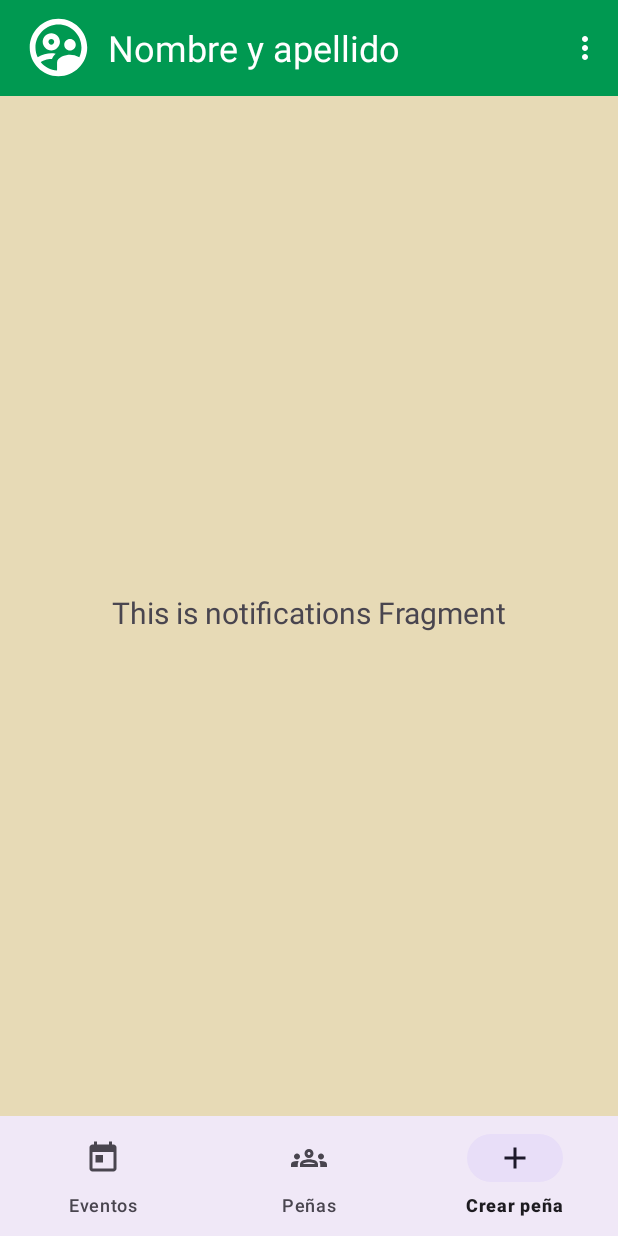
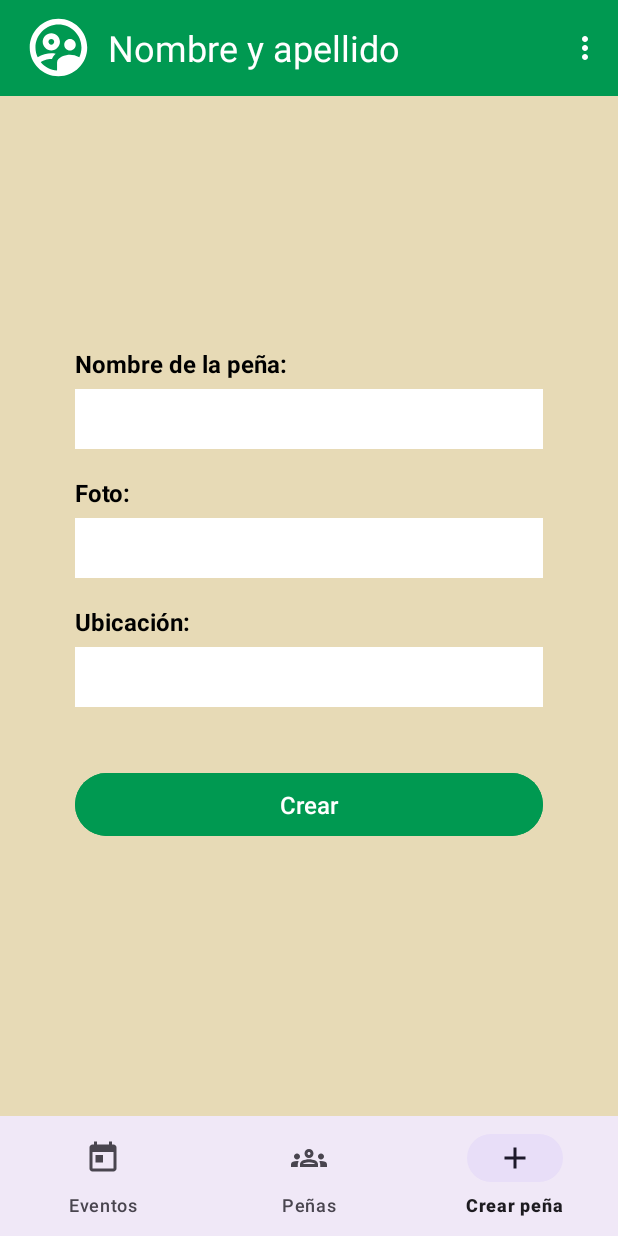
Before and after one commit to claudiaVelasco30/AsociacionPedrajeraDePenas, an Android app: the CrearFragment screen opened through its navigation route, on a phone screen of 412 x 824 dp. Run offline under Robolectric (Android 15) with nearby library versions, the phone set to English and light mode, and no system bars; our stand-ins replace Firebase (no records; nobody signed in at launch, a user with empty details on screens opened directly), navigation-ui.

Commit message:
Creada pantalla de administrador y layout pantalla crear peña

```diff
--- a/app/src/main/AndroidManifest.xml
+++ b/app/src/main/AndroidManifest.xml
@@ -12,6 +12,11 @@
         android:supportsRtl="true"
         android:theme="@style/Theme.AsociaciónPedrajeraDePeñas"
         tools:targetApi="31">
+        <activity
+            android:name=".PantallaAdministradorActivity"
+            android:exported="false"
+            android:label="@string/title_activity_pantalla_administrador"
+            android:theme="@style/Theme.AsociaciónPedrajeraDePeñas.NoActionBar" />
         <activity
             android:name=".PantallaPrincipalActivity"
             android:exported="false"
--- a/app/src/main/java/com/example/asociacionpedrajeradepenas/PantallaPrincipalActivity.kt
+++ b/app/src/main/java/com/example/asociacionpedrajeradepenas/PantallaPrincipalActivity.kt
@@ -4,7 +4,6 @@ import android.content.Intent
 import android.os.Bundle
 import android.view.Menu
 import android.view.MenuItem
-import androidx.activity.enableEdgeToEdge
 import com.google.android.material.bottomnavigation.BottomNavigationView
 import androidx.appcompat.app.AppCompatActivity
 import androidx.appcompat.widget.Toolbar
@@ -69,7 +68,7 @@ class PantallaPrincipalActivity : AppCompatActivity() {
         return when (item.itemId) {
             R.id.action_mapa -> {
                 // Abrir actividad de Mapa
-                //startActivity(Intent(this, MapaActivity::class.java))
+                startActivity(Intent(this, PantallaAdministradorActivity::class.java))
                 true
             }
             R.id.action_logout -> {
--- a/app/src/main/java/com/example/asociacionpedrajeradepenas/ui/crear/CrearFragment.kt
+++ b/app/src/main/java/com/example/asociacionpedrajeradepenas/ui/crear/CrearFragment.kt
@@ -28,10 +28,6 @@ class CrearFragment : Fragment() {
         _binding = FragmentCrearBinding.inflate(inflater, container, false)
         val root: View = binding.root
 
-        val textView: TextView = binding.textNotifications
-        notificationsViewModel.text.observe(viewLifecycleOwner) {
-            textView.text = it
-        }
         return root
     }
 
--- a/app/src/main/res/layout/activity_main.xml
+++ b/app/src/main/res/layout/activity_main.xml
@@ -42,7 +42,7 @@
             android:background="@color/white"
             android:backgroundTint="@color/white"
             android:ems="10"
-            android:inputType="text"
+            android:inputType="textEmailAddress"
             android:paddingStart="15dp"
             android:textColor="@color/black" />
 
--- a/app/src/main/res/layout/fragment_crear.xml
+++ b/app/src/main/res/layout/fragment_crear.xml
@@ -7,17 +7,87 @@
     android:background="@color/fondo1"
     tools:context=".ui.crear.CrearFragment">
 
-    <TextView
-        android:id="@+id/text_notifications"
+    <LinearLayout
         android:layout_width="match_parent"
         android:layout_height="wrap_content"
-        android:layout_marginStart="8dp"
-        android:layout_marginTop="8dp"
-        android:layout_marginEnd="8dp"
-        android:textAlignment="center"
-        android:textSize="20sp"
+        android:orientation="vertical"
+        android:padding="50dp"
         app:layout_constraintBottom_toBottomOf="parent"
         app:layout_constraintEnd_toEndOf="parent"
         app:layout_constraintStart_toStartOf="parent"
-        app:layout_constraintTop_toTopOf="parent" />
+        app:layout_constraintTop_toTopOf="parent">
+
+        <TextView
+            android:layout_width="wrap_content"
+            android:layout_height="wrap_content"
+            android:layout_marginBottom="6dp"
+            android:text="Nombre de la peña:"
+            android:textColor="@color/black"
+            android:textSize="16sp"
+            android:textStyle="bold" />
+
+        <EditText
+            android:id="@+id/editTextNombrePena"
+            android:layout_width="match_parent"
+            android:layout_height="40dp"
+            android:background="@color/white"
+            android:backgroundTint="@color/white"
+            android:ems="10"
+            android:inputType="text"
+            android:paddingStart="15dp"
+            android:textColor="@color/black" />
+
+        <TextView
+            android:layout_width="wrap_content"
+            android:layout_height="wrap_content"
+            android:layout_marginTop="18dp"
+            android:layout_marginBottom="6dp"
+            android:text="Foto:"
+            android:textColor="@color/black"
+            android:textSize="16sp"
+            android:textStyle="bold" />
+
+        <EditText
+            android:id="@+id/editTextFoto"
+            android:layout_width="match_parent"
+            android:layout_height="40dp"
+            android:background="@color/white"
+            android:backgroundTint="@color/white"
+            android:ems="10"
+            android:inputType="text"
+            android:paddingStart="15dp"
+            android:textColor="@color/black" />
+
+        <TextView
+            android:layout_width="wrap_content"
+            android:layout_height="wrap_content"
+            android:layout_marginTop="18dp"
+            android:layout_marginBottom="6dp"
+            android:text="Ubicación:"
+            android:textColor="@color/black"
+            android:textSize="16sp"
+            android:textStyle="bold" />
+
+        <EditText
+            android:id="@+id/editTextEmail"
+            android:layout_width="match_parent"
+            android:layout_height="40dp"
+            android:background="@color/white"
+            android:backgroundTint="@color/white"
+            android:ems="10"
+            android:inputType="textPostalAddress"
+            android:paddingStart="15dp"
+            android:textColor="@color/black" />
+
+        <Button
+            android:id="@+id/btnCrearPena"
+            android:layout_width="match_parent"
+            android:layout_height="50dp"
+            android:layout_marginTop="40dp"
+            android:layout_marginBottom="15dp"
+            android:backgroundTint="@color/verdePrincipal"
+            android:text="Crear"
+            android:textSize="16sp" />
+
+    </LinearLayout>
 </androidx.constraintlayout.widget.ConstraintLayout>
--- /dev/null
+++ b/app/src/main/res/values-land/dimens.xml
@@ -0,0 +1,3 @@
+<resources>
+    <dimen name="fab_margin">48dp</dimen>
+</resources>
--- /dev/null
+++ b/app/src/main/res/values-w1240dp/dimens.xml
@@ -0,0 +1,3 @@
+<resources>
+    <dimen name="fab_margin">200dp</dimen>
+</resources>
--- /dev/null
+++ b/app/src/main/res/values-w600dp/dimens.xml
@@ -0,0 +1,3 @@
+<resources>
+    <dimen name="fab_margin">48dp</dimen>
+</resources>
--- /dev/null
+++ b/app/src/main/res/values-w820dp/dimens.xml
@@ -0,0 +1,6 @@
+<resources>
+    <!-- Example customization of dimensions originally defined in res/values/dimens.xml
+         (such as screen margins) for screens with more than 820dp of available width. This
+         would include 7" and 10" devices in landscape (~960dp and ~1280dp respectively). -->
+    <dimen name="activity_horizontal_margin">64dp</dimen>
+</resources>
--- a/app/src/main/res/values/dimens.xml
+++ b/app/src/main/res/values/dimens.xml
@@ -2,4 +2,7 @@
     <!-- Default screen margins, per the Android Design guidelines. -->
     <dimen name="activity_horizontal_margin">16dp</dimen>
     <dimen name="activity_vertical_margin">16dp</dimen>
+    <dimen name="appbar_padding">16dp</dimen>
+    <dimen name="fab_margin">16dp</dimen>
+    <dimen name="appbar_padding_top">8dp</dimen>
 </resources>
--- a/app/src/main/res/values/strings.xml
+++ b/app/src/main/res/values/strings.xml
@@ -4,4 +4,7 @@
     <string name="title_home">Home</string>
     <string name="title_dashboard">Dashboard</string>
     <string name="title_notifications">Notifications</string>
+    <string name="title_activity_pantalla_administrador">pantallaAdministradorActivity</string>
+    <string name="tab_text_1">Tab 1</string>
+    <string name="tab_text_2">Tab 2</string>
 </resources>
--- a/app/src/main/res/values/themes.xml
+++ b/app/src/main/res/values/themes.xml
@@ -6,4 +6,13 @@
     </style>
 
     <style name="Theme.AsociaciónPedrajeraDePeñas" parent="Base.Theme.AsociaciónPedrajeraDePeñas" />
+
+    <style name="Theme.AsociaciónPedrajeraDePeñas.NoActionBar">
+        <item name="windowActionBar">false</item>
+        <item name="windowNoTitle">true</item>
+    </style>
+
+    <style name="Theme.AsociaciónPedrajeraDePeñas.AppBarOverlay" parent="ThemeOverlay.AppCompat.Dark.ActionBar" />
+
+    <style name="Theme.AsociaciónPedrajeraDePeñas.PopupOverlay" parent="ThemeOverlay.AppCompat.Light" />
 </resources>
```
Also changed, not shown: app/src/main/java/com/example/asociacionpedrajeradepenas/PantallaAdministradorActivity.kt (added, +27 -0 lines), app/src/main/java/com/example/asociacionpedrajeradepenas/ui/main/PageViewModel.kt (added, +19 -0 lines), app/src/main/java/com/example/asociacionpedrajeradepenas/ui/main/PlaceholderFragment.kt (added, +73 -0 lines), app/src/main/java/com/example/asociacionpedrajeradepenas/ui/main/SectionsPagerAdapter.kt (added, +35 -0 lines), app/src/main/res/layout/activity_pantalla_administrador.xml (added, +36 -0 lines), app/src/main/res/layout/fragment_pantalla_administrador.xml (added, +23 -0 lines).
